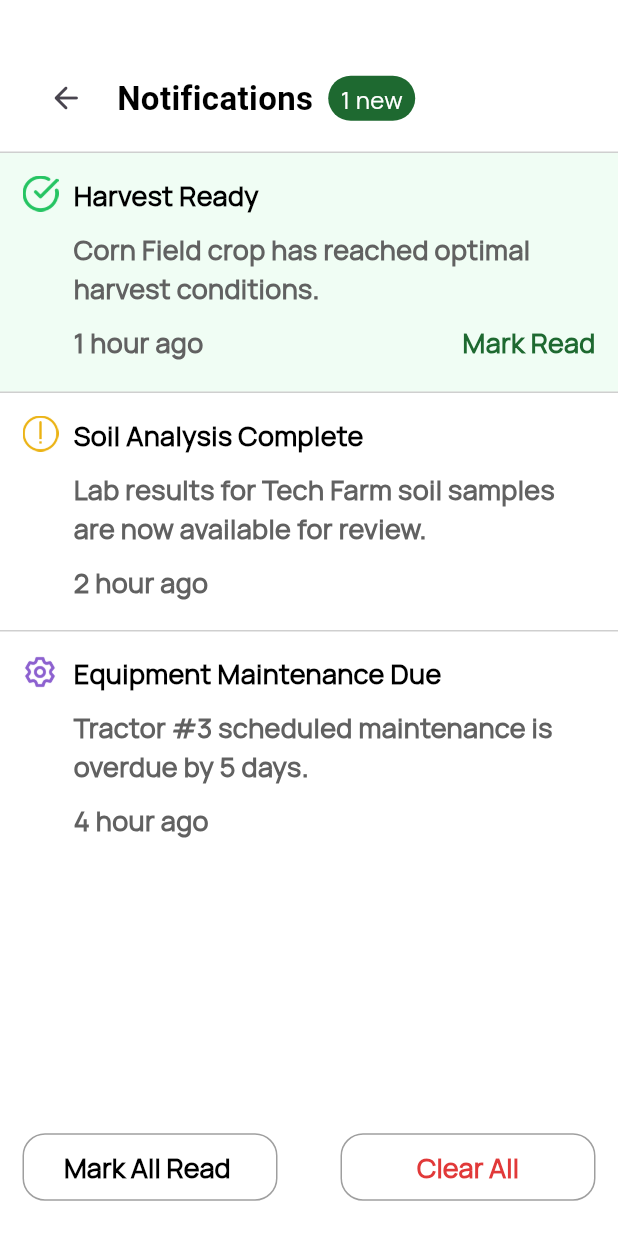
After one commit to AgriVisionLabs/mobile, a Flutter app: the NotificationScreen screen opened directly, on a phone screen of 412 x 824 dp. The commit adds this screen. Run offline on Flutter 3.47's test engine with Material 3 defaults, Android fonts, the phone set to English and light mode, and no system bars; our stand-ins replace bloc, dio, dotted_border, dropdown_button2, firebase_auth, firebase_core and 4 more; missing offline and left inert: mobile_scanner, signalr_netcore, workmanager; accounts and stored records are empty; network calls fail.

Commit message:
notification

```diff
--- a/Grad_Proj/lib/screens/home_screen.dart
+++ b/Grad_Proj/lib/screens/home_screen.dart
@@ -11,6 +11,7 @@ import 'package:grd_proj/screens/Login_Screen.dart';
 import 'package:grd_proj/screens/disease_detection.dart';
 import 'package:grd_proj/screens/fields_screen.dart';
 import 'package:grd_proj/screens/irrigation_control.dart';
+import 'package:grd_proj/screens/notification.dart';
 import 'package:grd_proj/screens/sensor_and_devices.dart';
 import 'package:grd_proj/screens/settings.dart';
 import '../components/color.dart';
@@ -126,7 +127,12 @@ class _HomeScreenState extends State<HomeScreen> {
               const Spacer(),
               GestureDetector(
                 onTap: () {
-                  print("call note");
+                  Navigator.push(
+                    context,
+                    MaterialPageRoute(
+                      builder: (context) => NotificationScreen(),
+                    ),
+                  );
                 },
                 child: Image.asset('assets/images/Vector.png',
                     width: 30, height: 30),
--- /dev/null
+++ b/Grad_Proj/lib/screens/notification.dart
@@ -0,0 +1,322 @@
+// ignore_for_file: prefer_const_constructors, prefer_const_literals_to_create_immutables
+
+import 'package:flutter/material.dart';
+import 'package:grd_proj/components/color.dart';
+
+class NotificationScreen extends StatefulWidget {
+  const NotificationScreen({super.key});
+
+  @override
+  State<NotificationScreen> createState() => _NotificationScreenState();
+}
+
+class _NotificationScreenState extends State<NotificationScreen> {
+  bool _cleared = false;
+  bool _markedRead = false;
+
+  @override
+  Widget build(BuildContext context) {
+    return Scaffold(
+      backgroundColor: Colors.white,
+      body: Column(
+        mainAxisAlignment: MainAxisAlignment.start,
+        crossAxisAlignment: CrossAxisAlignment.start,
+        children: [
+          SizedBox(height: 30), // Space for the top bar
+          Container(
+            height: 72,
+            width: double.infinity,
+            decoration: BoxDecoration(
+              border: Border(
+                bottom: BorderSide(
+                  color: Color(0xFF9F9F9F).withOpacity(0.5),
+                ),
+              ),
+            ),
+            child: Row(
+              children: [
+                Padding(padding: EdgeInsets.symmetric(horizontal: 10)),
+                IconButton(
+                  icon: const Icon(Icons.arrow_back_rounded, size: 24),
+                  onPressed: () {
+                    Navigator.pop(context);
+                  },
+                ),
+                const SizedBox(width: 10),
+                const Text(
+                  'Notifications',
+                  style: TextStyle(
+                    fontSize: 22,
+                    fontWeight: FontWeight.bold,
+                    color: Colors.black,
+                  ),
+                ),
+                if (!_cleared && !_markedRead) // ✅ يظهر فقط لو فيه إشعار جديد
+                  Container(
+                    alignment: Alignment.center,
+                    height: 30,
+                    width: 58,
+                    margin: const EdgeInsets.only(left: 10),
+                    padding: const EdgeInsets.symmetric(horizontal: 8, vertical: 4),
+                    decoration: BoxDecoration(
+                      color: primaryColor,
+                      borderRadius: BorderRadius.circular(20),
+                    ),
+                    child: Text(
+                      '1 new',
+                      style: TextStyle(
+                        color: Colors.white,
+                        fontSize: 16,
+                        fontFamily: 'Manrope',
+                      ),
+                    ),
+                  ),
+                ],
+              ),
+          ),
+          if (_cleared)
+            Center(
+              child: Column(
+              mainAxisSize: MainAxisSize.min,
+              // mainAxisAlignment: MainAxisAlignment.spaceAround,
+              // crossAxisAlignment: CrossAxisAlignment.center,
+                children: [
+                  SizedBox(height: 270),
+                Image.asset(
+                  'assets/images/triangle_alert.png',
+                  width: 24,
+                  height: 24,
+                ),
+                SizedBox(height: 24),
+                Text(
+                  'There is No Notification ',
+                  style: TextStyle(
+                    fontSize: 20,
+                    fontFamily: 'Manrope',
+                    fontWeight: FontWeight.w600,
+                  ),
+                ),
+              ],
+              ),
+            )
+          else
+            ..._buildNotifications(),
+          Spacer(),
+          Container(
+            height: 92,
+            padding: EdgeInsets.symmetric(horizontal: 15),
+            child: Row(
+              crossAxisAlignment: CrossAxisAlignment.center,
+              children: [
+                TextButton(
+                  onPressed: () {
+                    setState(() {
+                      _markedRead = true;
+                    });
+                  },
+                  style: TextButton.styleFrom(
+                    minimumSize: Size(170, 45),
+                    backgroundColor: Colors.white,
+                    shape: RoundedRectangleBorder(
+                      borderRadius: BorderRadius.circular(15),
+                      side: BorderSide(color: borderColor),
+                    ),
+                  ),
+                  child: Text(
+                    'Mark All Read ',
+                    style: TextStyle(
+                      fontSize: 18,
+                      fontFamily: 'Manrope',
+                      fontWeight: FontWeight.w600,
+                      color: Colors.black,
+                    ),
+                  ),
+                ),
+                Spacer(),
+                TextButton(
+                  onPressed: () {
+                    setState(() {
+                      _cleared = true;
+                    });
+                  },
+                  style: TextButton.styleFrom(
+                    minimumSize: Size(170, 45),
+                    backgroundColor: Colors.white,
+                    shape: RoundedRectangleBorder(
+                      borderRadius: BorderRadius.circular(15),
+                      side: BorderSide(color: borderColor),
+                    ),
+                  ),
+                  child: Text(
+                    'Clear All',
+                    style: TextStyle(
+                      fontSize: 18,
+                      fontFamily: 'Manrope',
+                      fontWeight: FontWeight.w600,
+                      color: Color(0xffE13939),
+                    ),
+                  ),
+                ),
+              ],
+            ),
+          ),
+        ],
+      ),
+    );
+  }
+
+  List<Widget> _buildNotifications() {
+    return [
+      _markedRead ? _buildNormalTile(
+        icon: 'assets/images/circle_check_green.png',
+        title: 'Harvest Ready',
+        desc: 'Corn Field crop has reached optimal harvest conditions.',
+        time: '1 hour ago',
+      ) : _buildHighlightTile(),
+      _buildNormalTile(
+        icon: 'assets/images/yellow_alert.png',
+        title: 'Soil Analysis Complete',
+        desc: 'Lab results for Tech Farm soil samples are now available for review.',
+        time: '2 hour ago',
+      ),
+      _buildNormalTile(
+        icon: 'assets/images/PSitting.png',
+        title: 'Equipment Maintenance Due',
+        desc: 'Tractor #3 scheduled maintenance is overdue by 5 days.',
+        time: '4 hour ago',
+      ),
+    ];
+  }
+
+  Widget _buildHighlightTile() {
+    return Container(
+      height: 159,
+      width: double.infinity,
+      color: Color(0xffF0FDF4),
+      child: Padding(
+        padding: EdgeInsets.all(15),
+        child: Row(
+          crossAxisAlignment: CrossAxisAlignment.start,
+          children: [
+            Image.asset('assets/images/circle_check_green.png', width: 24, height: 24),
+            SizedBox(width: 10),
+            Expanded(
+              child: Column(
+                crossAxisAlignment: CrossAxisAlignment.start,
+                children: [
+                  Text('Harvest Ready',
+                    style: TextStyle(
+                      fontSize: 18,
+                      fontFamily: 'Manrope',
+                      fontWeight: FontWeight.bold,
+                      color: Colors.black,
+                    ),
+                  ),
+                  SizedBox(height: 10),
+                  Text('Corn Field crop has reached optimal harvest conditions.',
+                    style: TextStyle(
+                      fontSize: 18,
+                      fontFamily: 'Manrope',
+                      fontWeight: FontWeight.w600,
+                      color: Color(0xff616161),
+                    ),
+                  ),
+                  SizedBox(height: 10),
+                  Row(
+                    mainAxisAlignment: MainAxisAlignment.spaceBetween,
+                    children: [
+                      Text("1 hour ago",
+                        style: TextStyle(
+                          fontSize: 18,
+                          fontFamily: 'Manrope',
+                          fontWeight: FontWeight.bold,
+                          color: Color(0xff616161),
+                        ),
+                      ),
+                        GestureDetector(
+                        onTap: () {
+                          setState(() {
+                          _markedRead = true;
+                          });
+                        },
+                        child: Text(
+                          'Mark Read',
+                          style: TextStyle(
+                          fontSize: 18,
+                          fontFamily: 'Manrope',
+                          fontWeight: FontWeight.w600,
+                          color: primaryColor,
+                          ),
+                        ),
+                        )
+                    ],
+                  )
+                ],
+              ),
+            ),
+          ],
+        ),
+      ),
+    );
+  }
+
+  Widget _buildNormalTile({
+    required String icon,
+    required String title,
+    required String desc,
+    required String time,
+  }) {
+    return Container(
+      height: 159,
+      width: double.infinity,
+      decoration: BoxDecoration(
+        border: Border(
+          top: BorderSide(color: Color(0xFF9F9F9F).withOpacity(0.5)),
+        ),
+      ),
+      child: Padding(
+        padding: EdgeInsets.all(15),
+        child: Row(
+          crossAxisAlignment: CrossAxisAlignment.start,
+          children: [
+            Image.asset(icon, width: 24, height: 24),
+            SizedBox(width: 10),
+            Expanded(
+              child: Column(
+                crossAxisAlignment: CrossAxisAlignment.start,
+                children: [
+                  Text(title,
+                    style: TextStyle(
+                      fontSize: 18,
+                      fontFamily: 'Manrope',
+                      fontWeight: FontWeight.bold,
+                      color: Colors.black,
+                    ),
+                  ),
+                  SizedBox(height: 10),
+                  Text(desc,
+                    style: TextStyle(
+                      fontSize: 18,
+                      fontFamily: 'Manrope',
+                      fontWeight: FontWeight.w600,
+                      color: Color(0xff616161),
+                    ),
+                  ),
+                  SizedBox(height: 10),
+                  Text(time,
+                    style: TextStyle(
+                      fontSize: 18,
+                      fontFamily: 'Manrope',
+                      fontWeight: FontWeight.w600,
+                      color: Color(0xff616161),
+                    ),
+                  ),
+                ],
+              ),
+            ),
+          ],
+        ),
+      ),
+    );
+  }
+}
```
Also changed, not shown: Grad_Proj/assets/images/PSitting.png (added), Grad_Proj/assets/images/triangle_alert.png (added), Grad_Proj/assets/images/yellow_alert.png (added).
